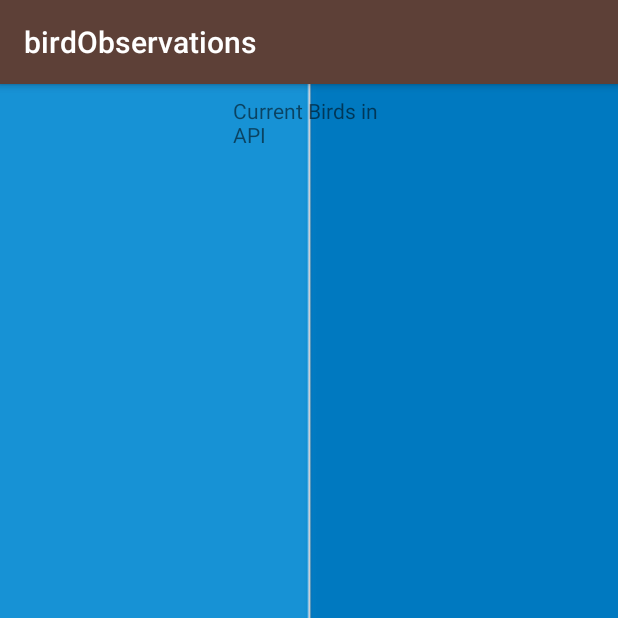
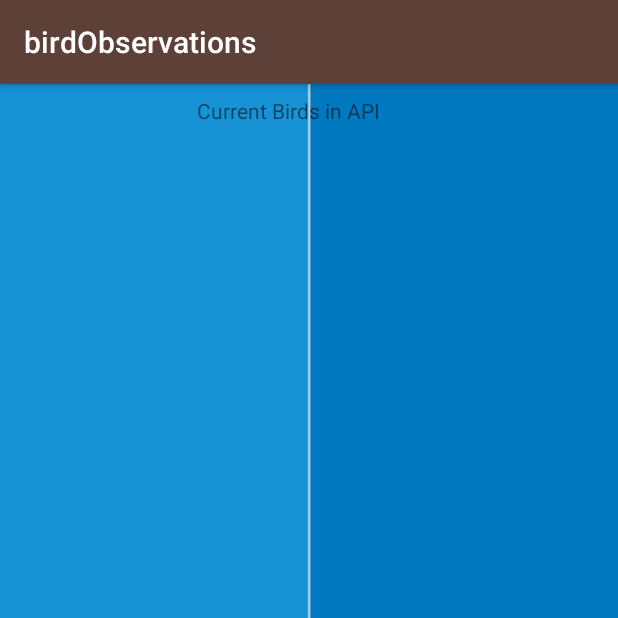
Before and after one commit to beepbeepboop/BirdWatching, an Android app: the birdObservations screen opened directly, with no data from a screen before it, on a phone screen of 412 x 824 dp, the top half of it. Run offline under Robolectric (Android 15) with nearby library versions, the phone set to English and light mode, and no system bars.

Commit message:
Change layout

```diff
--- a/app/src/main/res/layout/content_bird_observations.xml
+++ b/app/src/main/res/layout/content_bird_observations.xml
@@ -17,7 +17,7 @@
 
         <TextView
             android:id="@+id/textView5"
-            android:layout_width="101dp"
+            android:layout_width="149dp"
             android:layout_height="44dp"
             android:layout_marginBottom="8dp"
             android:layout_marginEnd="8dp"
```
